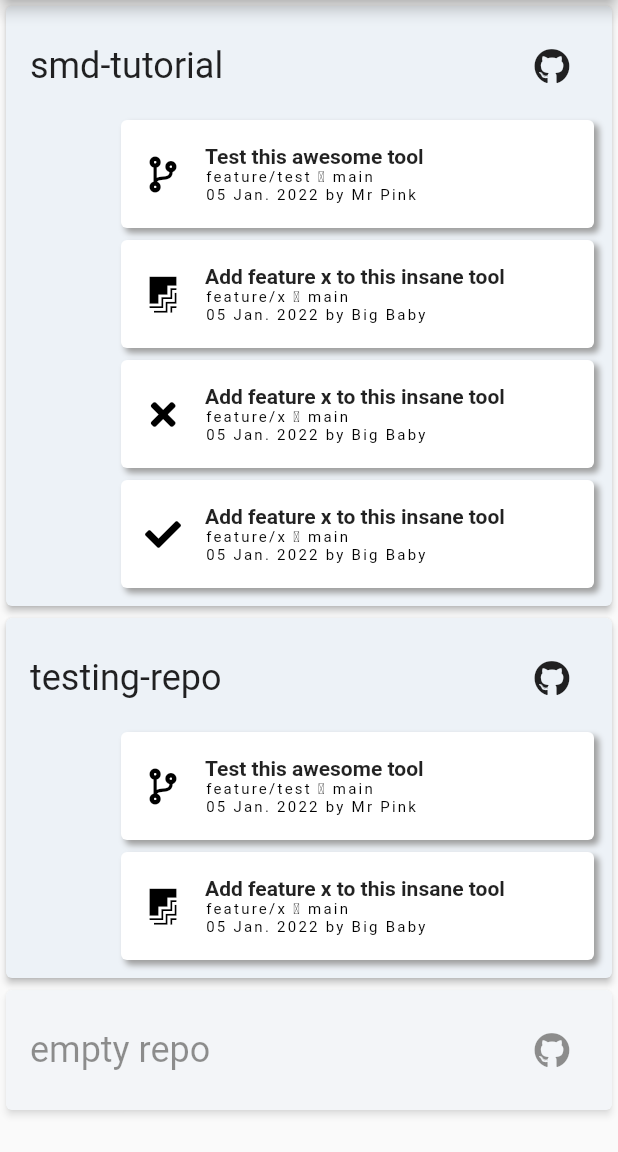
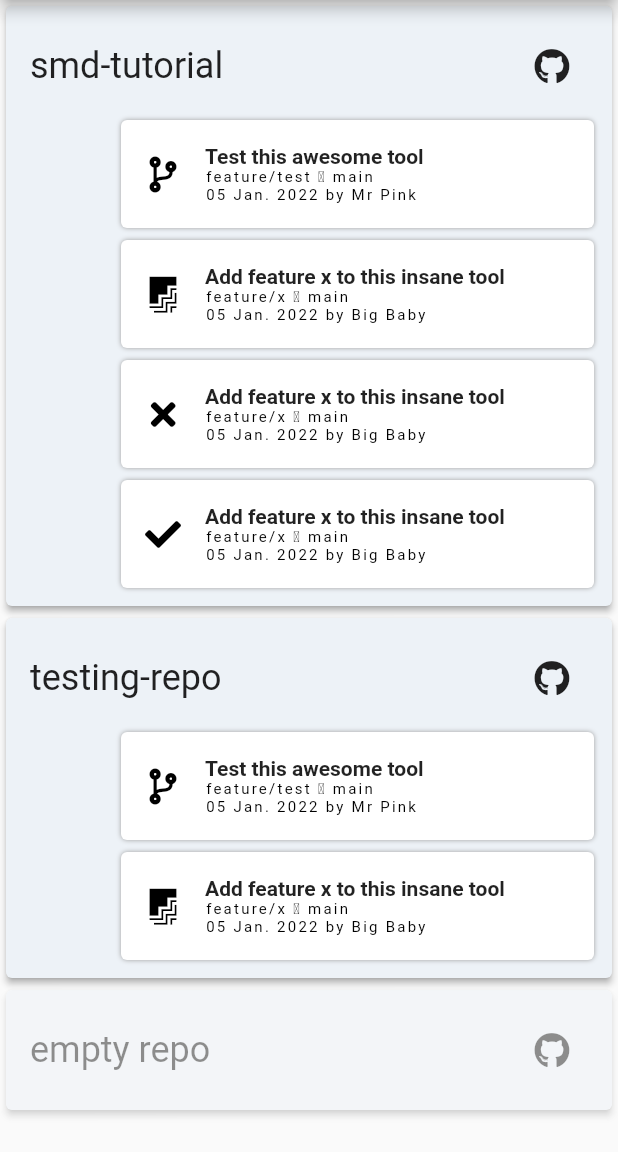
Before and after one commit to brumhard/primate, a Flutter app: the screen it shows after launch, on a phone screen of 412 x 824 dp, the part 84-1236 px from its top. Run offline on Flutter 3.47's test engine with Material 2 defaults, Android fonts, the phone set to English and light mode, and no system bars; our stand-ins replace font_awesome_flutter; missing offline and left inert: grpc, protobuf; statements that could not run were skipped.

Commit message:
Align card shadows
Signed-off-by: Tobias Brumhard <code@brumhard.com>

```diff
--- a/app/lib/ui/pr_card.dart
+++ b/app/lib/ui/pr_card.dart
@@ -40,9 +40,7 @@ class _PRCardState extends State<PRCard> {
         child: AnimatedContainer(
           duration: const Duration(milliseconds: 10),
           decoration: BoxDecoration(
-            boxShadow: const [
-              BoxShadow(color: Colors.grey, offset: Offset(3, 3), blurRadius: 3)
-            ],
+            boxShadow: const [BoxShadow(color: Colors.grey, blurRadius: 2)],
             borderRadius: BorderRadius.circular(4),
             color: _hovered ? null : Colors.white,
             gradient: _hovered
--- a/app/lib/ui/repo_card.dart
+++ b/app/lib/ui/repo_card.dart
@@ -15,6 +15,7 @@ class RepositoryCard extends StatelessWidget {
       child: Card(
         color: const Color(0xffedf2f7),
         elevation: 2.0,
+        shadowColor: Colors.grey,
         child: Padding(
           padding: const EdgeInsets.all(8.0),
           child: Column(
```
